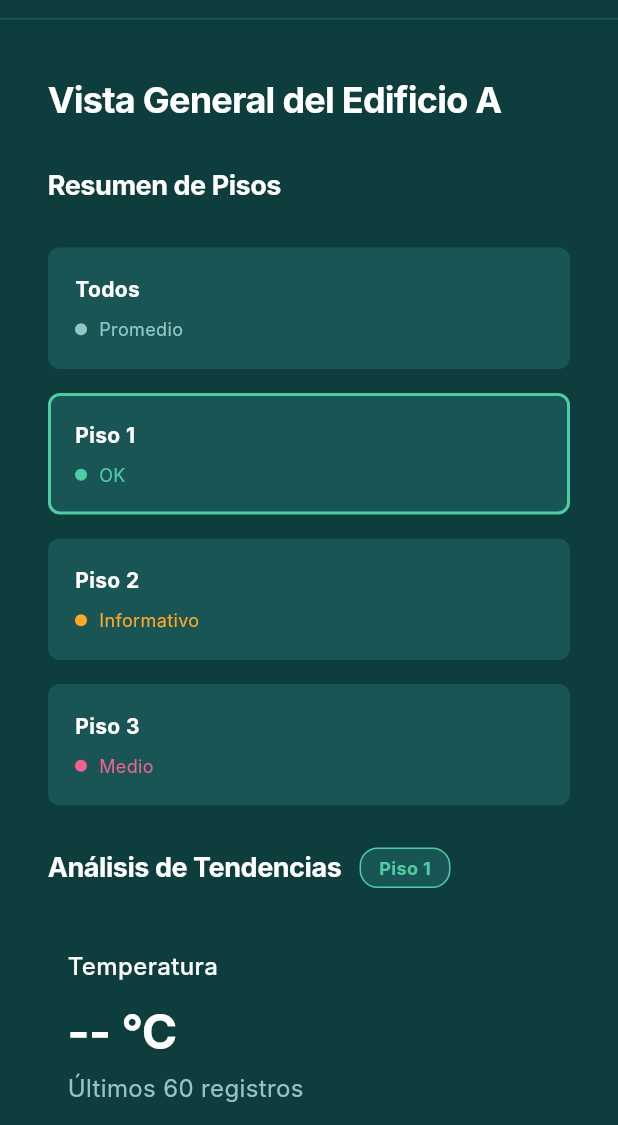
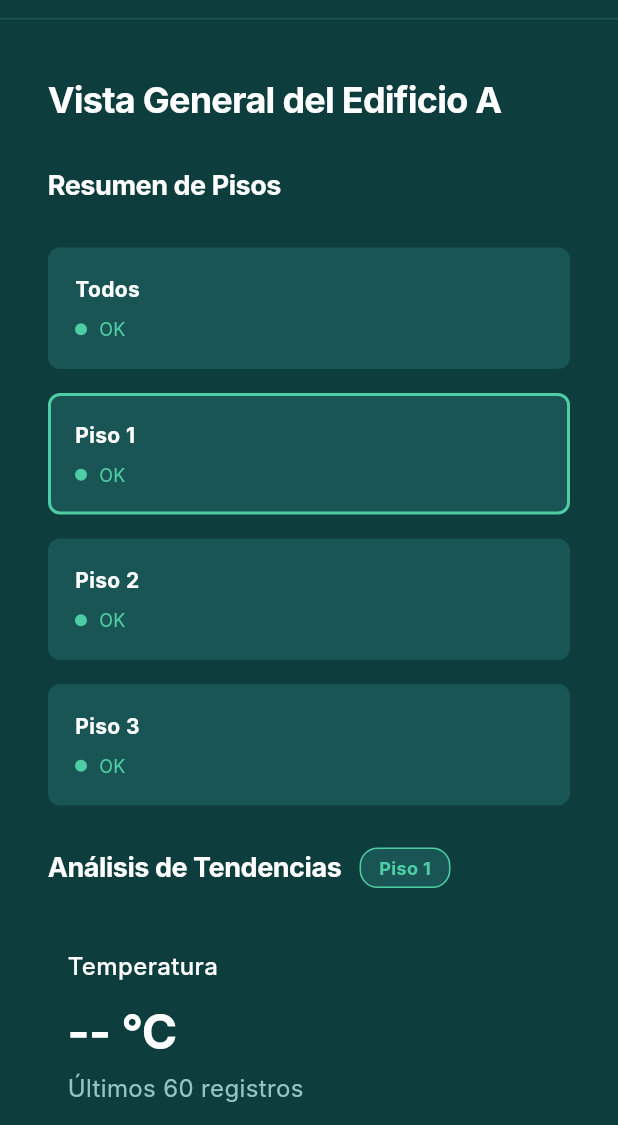
Before and after one commit to JonathanRosas14/Proyecto_Hackathon, a Flutter app: the screen it shows after launch, after a tap on "Piso 1", on a phone screen of 412 x 824 dp, the part 111-1236 px from its top. Run offline on Flutter 3.47's test engine with Material 3 defaults, Android fonts, the phone set to English and light mode, and no system bars; our stand-ins replace fl_chart; network calls fail; Roboto replaces fonts that are missing (Inter).

Commit message:
Segundo cambio

```diff
--- a/frontend/lib/widgets/floor_summary_section.dart
+++ b/frontend/lib/widgets/floor_summary_section.dart
@@ -1,6 +1,8 @@
 import 'package:flutter/material.dart';
+import 'dart:async';
+import '../services/database_service.dart';
 
-class FloorSummarySection extends StatelessWidget {
+class FloorSummarySection extends StatefulWidget {
   final String selectedBuilding;
   final int? selectedFloor;
   final Function(int?) onFloorSelected;
@@ -11,6 +13,130 @@ class FloorSummarySection extends StatelessWidget {
     required this.selectedFloor,
     required this.onFloorSelected,
   });
+
+  @override
+  State<FloorSummarySection> createState() => _FloorSummarySectionState();
+}
+
+class _FloorSummarySectionState extends State<FloorSummarySection> {
+  final DatabaseService _dbService = DatabaseService();
+  Map<int, Map<String, dynamic>> _floorStatuses = {};
+  Timer? _updateTimer;
+  bool _isLoading = true;
+
+  @override
+  void initState() {
+    super.initState();
+    _loadFloorStatuses();
+    // Actualizar estados cada 30 segundos
+    _updateTimer = Timer.periodic(const Duration(seconds: 30), (_) {
+      _loadFloorStatuses();
+    });
+  }
+
+  @override
+  void dispose() {
+    _updateTimer?.cancel();
+    super.dispose();
+  }
+
+  @override
+  void didUpdateWidget(FloorSummarySection oldWidget) {
+    super.didUpdateWidget(oldWidget);
+    if (oldWidget.selectedBuilding != widget.selectedBuilding) {
+      _loadFloorStatuses();
+    }
+  }
+
+  Future<void> _loadFloorStatuses() async {
+    try {
+      final alerts = await _dbService.getAlerts(
+        edificio: widget.selectedBuilding,
+      );
+
+      final Map<int, Map<String, dynamic>> statuses = {};
+
+      // Calcular el peor estado por piso
+      for (var alert in alerts) {
+        final piso = _extractFloorNumber(alert.piso);
+        if (piso == null) continue;
+
+        if (!statuses.containsKey(piso)) {
+          statuses[piso] = {
+            'status': alert.severidad,
+            'color': _getSeverityColor(alert.severidad),
+            'priority': _getSeverityPriority(alert.severidad),
+          };
+        } else {
+          // Si el nuevo alert tiene mayor prioridad, actualizar
+          final currentPriority = statuses[piso]!['priority'] as int;
+          final newPriority = _getSeverityPriority(alert.severidad);
+          if (newPriority > currentPriority) {
+            statuses[piso] = {
+              'status': alert.severidad,
+              'color': _getSeverityColor(alert.severidad),
+              'priority': newPriority,
+            };
+          }
+        }
+      }
+
+      setState(() {
+        _floorStatuses = statuses;
+        _isLoading = false;
+      });
+    } catch (e) {
+      print('❌ Error cargando estados de pisos: $e');
+      setState(() {
+        _isLoading = false;
+      });
+    }
+  }
+
+  int? _extractFloorNumber(String piso) {
+    // Extraer número del string "Piso 1", "Piso 2", etc.
+    final match = RegExp(r'\d+').firstMatch(piso);
+    if (match != null) {
+      return int.tryParse(match.group(0)!);
+    }
+    return null;
+  }
+
+  Color _getSeverityColor(String severidad) {
+    switch (severidad.toLowerCase()) {
+      case 'ok':
+        return const Color(0xFF4ecca3);
+      case 'informativa':
+      case 'informativo':
+        return const Color(0xFFffa726);
+      case 'media':
+      case 'medio':
+        return const Color(0xFFf06292);
+      case 'crítica':
+      case 'critica':
+        return const Color(0xFFef5350);
+      default:
+        return const Color(0xFF93c5c5);
+    }
+  }
+
+  int _getSeverityPriority(String severidad) {
+    switch (severidad.toLowerCase()) {
+      case 'ok':
+        return 1;
+      case 'informativa':
+      case 'informativo':
+        return 2;
+      case 'media':
+      case 'medio':
+        return 3;
+      case 'crítica':
+      case 'critica':
+        return 4;
+      default:
+        return 0;
+    }
+  }
 
   @override
   Widget build(BuildContext context) {
@@ -34,83 +160,37 @@ class FloorSummarySection extends StatelessWidget {
         ),
         Padding(
           padding: const EdgeInsets.all(16.0),
-          child: useColumn
+          child: _isLoading
+              ? const Center(
+                  child: Padding(
+                    padding: EdgeInsets.all(32.0),
+                    child: CircularProgressIndicator(
+                      color: Color(0xFF4ecca3),
+                    ),
+                  ),
+                )
+              : useColumn
                   ? Column(
                       children: [
-                    _buildFloorCard(
-                      context,
-                      'Todos',
-                      null,
-                      'Promedio',
-                      const Color(0xFF93c5c5),
-                    ),
+                        _buildFloorCard(context, 'Todos', null),
                         const SizedBox(height: 16),
-                    _buildFloorCard(
-                      context,
-                      'Piso 1',
-                      1,
-                      'OK',
-                      const Color(0xFF4ecca3),
-                    ),
+                        _buildFloorCard(context, 'Piso 1', 1),
                         const SizedBox(height: 16),
-                    _buildFloorCard(
-                      context,
-                      'Piso 2',
-                      2,
-                      'Informativo',
-                      const Color(0xFFffa726),
-                    ),
+                        _buildFloorCard(context, 'Piso 2', 2),
                         const SizedBox(height: 16),
-                    _buildFloorCard(
-                      context,
-                      'Piso 3',
-                      3,
-                      'Medio',
-                      const Color(0xFFf06292),
-                    ),
+                        _buildFloorCard(context, 'Piso 3', 3),
                       ],
                     )
                   : Row(
                       children: [
                         Expanded(
-                      child: _buildFloorCard(
-                        context,
-                        'Todos',
-                        null,
-                        'Promedio',
-                        const Color(0xFF93c5c5),
-                      ),
-                    ),
+                            child: _buildFloorCard(context, 'Todos', null)),
                         const SizedBox(width: 16),
-                    Expanded(
-                      child: _buildFloorCard(
-                        context,
-                        'Piso 1',
-                        1,
-                        'OK',
-                        const Color(0xFF4ecca3),
-                      ),
-                    ),
+                        Expanded(child: _buildFloorCard(context, 'Piso 1', 1)),
                         const SizedBox(width: 16),
-                    Expanded(
-                      child: _buildFloorCard(
-                        context,
-                        'Piso 2',
-                        2,
-                        'Informativo',
-                        const Color(0xFFffa726),
-                      ),
-                    ),
+                        Expanded(child: _buildFloorCard(context, 'Piso 2', 2)),
                         const SizedBox(width: 16),
-                    Expanded(
-                      child: _buildFloorCard(
-                        context,
-                        'Piso 3',
-                        3,
-                        'Medio',
-                        const Color(0xFFf06292),
-                      ),
-                    ),
+                        Expanded(child: _buildFloorCard(context, 'Piso 3', 3)),
                       ],
                     ),
         ),
@@ -122,16 +202,34 @@ class FloorSummarySection extends StatelessWidget {
     BuildContext context,
     String title,
     int? floorNumber,
-    String status,
-    Color statusColor,
   ) {
-    final isSelected = selectedFloor == floorNumber;
+    // Obtener el estado del piso desde los datos cargados
+    String status;
+    Color statusColor;
+
+    if (floorNumber == null) {
+      // Para "Todos", calcular promedio/peor estado
+      status = _calculateOverallStatus();
+      statusColor = _getSeverityColor(status);
+    } else {
+      // Para pisos específicos, obtener su estado
+      final floorStatus = _floorStatuses[floorNumber];
+      if (floorStatus != null) {
+        status = floorStatus['status'] as String;
+        statusColor = floorStatus['color'] as Color;
+      } else {
+        status = 'OK';
+        statusColor = const Color(0xFF4ecca3);
+      }
+    }
+
+    final isSelected = widget.selectedFloor == floorNumber;
 
     return MouseRegion(
       cursor: SystemMouseCursors.click,
       child: InkWell(
         onTap: () {
-          onFloorSelected(floorNumber);
+          widget.onFloorSelected(floorNumber);
         },
         borderRadius: BorderRadius.circular(8),
         child: Container(
@@ -182,4 +280,21 @@ class FloorSummarySection extends StatelessWidget {
       ),
     );
   }
+
+  String _calculateOverallStatus() {
+    if (_floorStatuses.isEmpty) return 'OK';
+
+    int maxPriority = 0;
+    String status = 'OK';
+
+    for (var floorStatus in _floorStatuses.values) {
+      final priority = floorStatus['priority'] as int;
+      if (priority > maxPriority) {
+        maxPriority = priority;
+        status = floorStatus['status'] as String;
       }
+    }
+
+    return status;
+  }
+}
```
Lines whose indentation alone changed are shown as unchanged.
